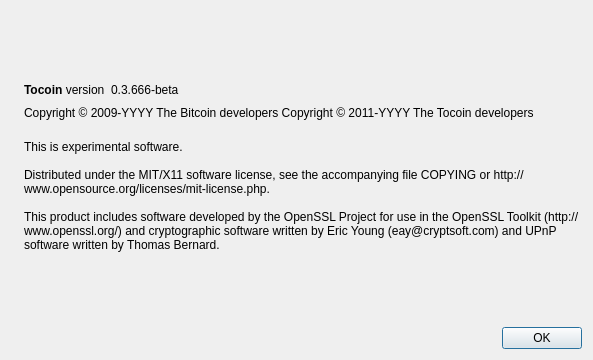
The window that src/qt/forms/aboutdialog.ui (tocoin/tocoin) describes before a commit, drawn with Qt 5.
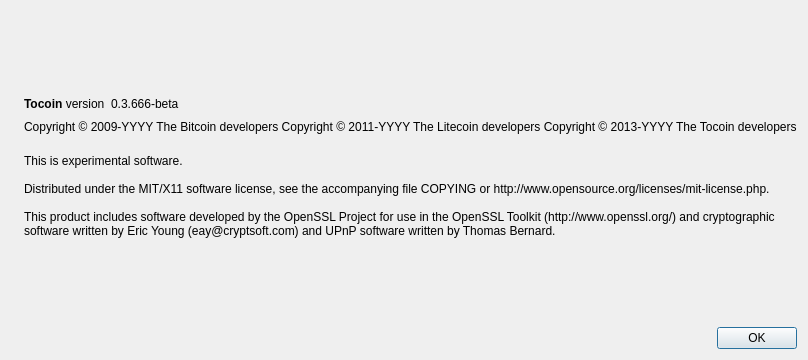
The same window after the commit. Icons and pictures are not drawn.

Diff of the .ui file:
```diff
--- a/src/qt/forms/aboutdialog.ui
+++ b/src/qt/forms/aboutdialog.ui
@@ -92,7 +92,9 @@
        </property>
        <property name="text">
         <string notr="true">Copyright &amp;copy; 2009-YYYY The Bitcoin developers
-Copyright &amp;copy; 2011-YYYY The Tocoin developers</string>
+Copyright &amp;copy; 2011-YYYY The Litecoin developers
+Copyright &amp;copy; 2013-YYYY The Tocoin developers</string>
+
        </property>
        <property name="textFormat">
         <enum>Qt::RichText</enum>
```
